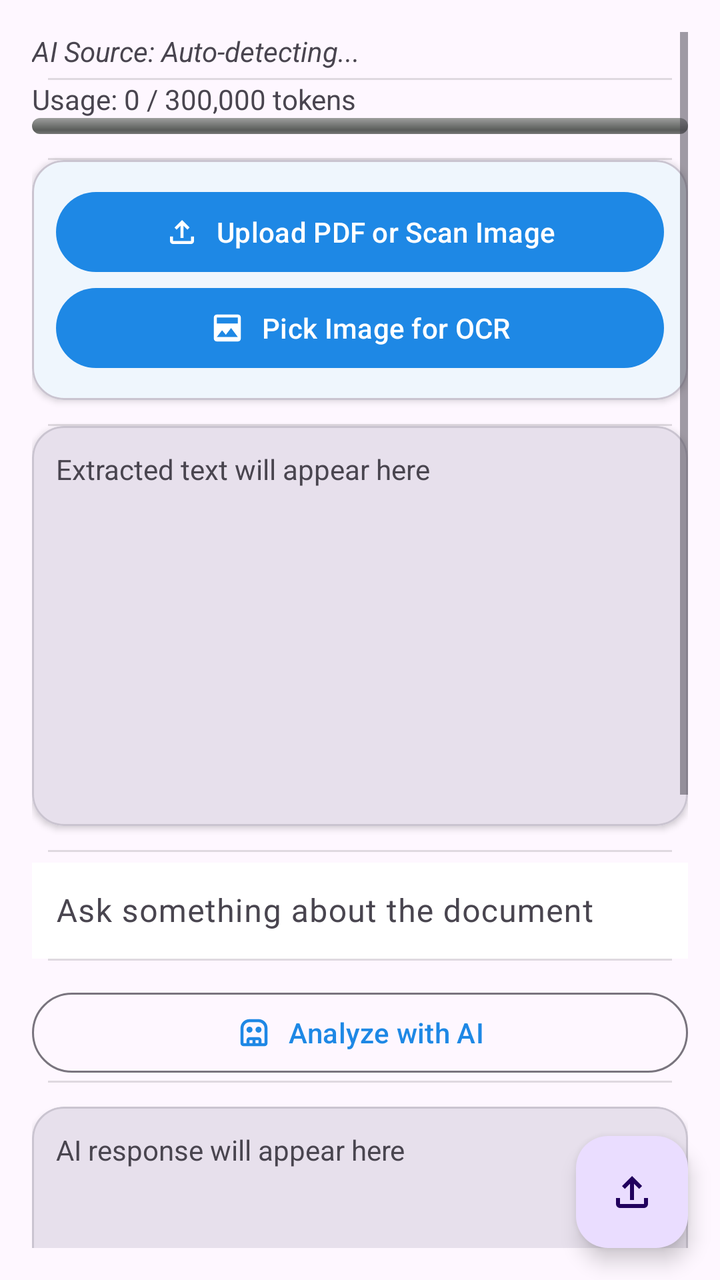
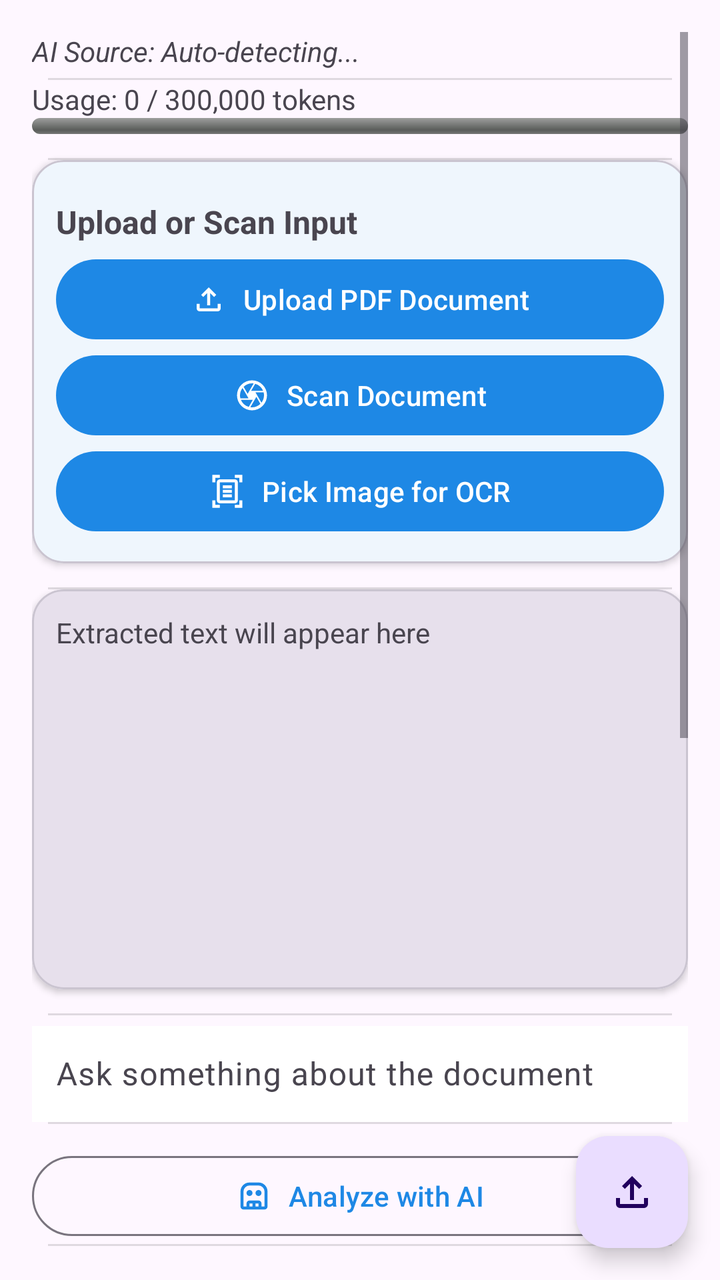

Compare the two renders of this Android layout. The source of the first and the diff that turns it into the second are given below.
<!-- AndroidManifest.xml: application theme Theme.SmartDocAI -->
<!-- res/layout/fragment_tools.xml -->
<?xml version="1.0" encoding="utf-8"?>
<androidx.coordinatorlayout.widget.CoordinatorLayout
    xmlns:android="http://schemas.android.com/apk/res/android"
    xmlns:app="http://schemas.android.com/apk/res-auto"
    android:layout_width="match_parent"
    android:layout_height="match_parent">

    <ScrollView
        android:layout_width="match_parent"
        android:layout_height="match_parent"
        android:padding="16dp">

        <LinearLayout
            android:orientation="vertical"
            android:layout_width="match_parent"
            android:layout_height="wrap_content"
            android:divider="?android:attr/dividerHorizontal"
            android:showDividers="middle"
            android:dividerPadding="8dp">

            
            <TextView
                android:id="@+id/tvAiSource"
                android:layout_width="match_parent"
                android:layout_height="wrap_content"
                android:text="AI Source: Auto-detecting..."
                android:textStyle="italic"
                android:textColor="?android:attr/textColorSecondary"
                android:paddingBottom="4dp" />

            <LinearLayout
                android:id="@+id/usageContainer"
                android:layout_width="match_parent"
                android:layout_height="wrap_content"
                android:orientation="vertical"
                android:paddingBottom="12dp">

                <TextView
                    android:id="@+id/tvUsageText"
                    android:layout_width="match_parent"
                    android:layout_height="wrap_content"
                    android:text="Usage: 0 / 300,000 tokens"
                    android:textSize="14sp" />

                <ProgressBar
                    android:id="@+id/usageProgressBar"
                    style="@android:style/Widget.ProgressBar.Horizontal"
                    android:layout_width="match_parent"
                    android:layout_height="8dp"
                    android:progress="0"
                    android:progressTint="?attr/colorPrimary"
                    android:indeterminate="false" />
            </LinearLayout>

            
            <com.google.android.material.card.MaterialCardView
                android:layout_width="match_parent"
                android:layout_height="wrap_content"
                android:layout_marginBottom="12dp"
                app:cardCornerRadius="16dp"
                app:cardElevation="2dp">

                <LinearLayout
                    android:layout_width="match_parent"
                    android:layout_height="wrap_content"
                    android:orientation="vertical"
                    android:padding="12dp">

                    <com.google.android.material.button.MaterialButton
                        android:id="@+id/selectPdfButton"
                        android:layout_width="match_parent"
                        android:layout_height="wrap_content"
                        android:text="Upload PDF or Scan Image"
                        app:icon="@drawable/ic_upload"
                        app:iconPadding="8dp"
                        app:iconGravity="textStart" />

                    <com.google.android.material.button.MaterialButton
                        android:id="@+id/btnPickImage"
                        android:layout_width="match_parent"
                        android:layout_height="wrap_content"
                        android:text="Pick Image for OCR"
                        app:icon="@drawable/ic_image"
                        app:iconPadding="8dp"
                        app:iconGravity="textStart" />
                </LinearLayout>
            </com.google.android.material.card.MaterialCardView>

            
            <com.google.android.material.card.MaterialCardView
                android:layout_width="match_parent"
                android:layout_height="wrap_content"
                app:cardCornerRadius="16dp"
                app:cardElevation="2dp"
                android:layout_marginBottom="12dp">

                <com.google.android.material.textview.MaterialTextView
                    android:id="@+id/pdfTextDisplay"
                    android:layout_width="match_parent"
                    android:layout_height="200dp"
                    android:padding="12dp"
                    android:text="Extracted text will appear here"
                    android:scrollbars="vertical"
                    android:background="?attr/colorSurfaceVariant" />
            </com.google.android.material.card.MaterialCardView>

            
            <com.google.android.material.textfield.TextInputLayout
                android:layout_width="match_parent"
                android:layout_height="wrap_content"
                android:hint="Ask something about the document">

                <com.google.android.material.textfield.TextInputEditText
                    android:id="@+id/promptInput"
                    android:layout_width="match_parent"
                    android:layout_height="wrap_content"
                    android:minHeight="48dp"
                    android:padding="12dp"
                    android:inputType="text"
                    android:imeOptions="actionDone"
                    android:textColorHint="?android:attr/textColorHint"
                    android:textColor="?android:attr/textColorPrimary"
                    android:background="?attr/colorSurface" />
            </com.google.android.material.textfield.TextInputLayout>

            
            <com.google.android.material.button.MaterialButton
                android:id="@+id/analyzeButton"
                android:layout_width="match_parent"
                android:layout_height="wrap_content"
                android:text="Analyze with AI"
                app:icon="@drawable/ic_robot"
                app:iconPadding="8dp"
                app:iconGravity="textStart"
                style="?attr/materialButtonOutlinedStyle"
                android:layout_marginTop="12dp" />

            
            <com.google.android.material.card.MaterialCardView
                android:layout_width="match_parent"
                android:layout_height="wrap_content"
                app:cardCornerRadius="16dp"
                app:cardElevation="2dp"
                android:layout_marginTop="12dp"
                android:layout_marginBottom="12dp">

                <com.google.android.material.textview.MaterialTextView
                    android:id="@+id/aiResponseDisplay"
                    android:layout_width="match_parent"
                    android:layout_height="200dp"
                    android:padding="12dp"
                    android:text="AI response will appear here"
                    android:scrollbars="vertical"
                    android:background="?attr/colorSurfaceVariant" />
            </com.google.android.material.card.MaterialCardView>

            
            <TextView
                android:layout_width="wrap_content"
                android:layout_height="wrap_content"
                android:text="Export Options"
                android:textStyle="bold"
                android:paddingTop="4dp"
                android:paddingBottom="4dp"/>

            <com.google.android.material.checkbox.MaterialCheckBox
                android:id="@+id/includeDocumentText"
                android:layout_width="wrap_content"
                android:layout_height="wrap_content"
                android:text="Include Extracted Text"
                android:checked="true" />

            <com.google.android.material.checkbox.MaterialCheckBox
                android:id="@+id/includeAIResponse"
                android:layout_width="wrap_content"
                android:layout_height="wrap_content"
                android:text="Include AI Response"
                android:checked="true" />

            <LinearLayout
                android:layout_width="match_parent"
                android:layout_height="wrap_content"
                android:orientation="horizontal"
                android:gravity="center"
                android:paddingTop="8dp"
                android:weightSum="3">

                <com.google.android.material.button.MaterialButton
                    android:id="@+id/btnExportTxt"
                    android:layout_weight="1"
                    android:layout_width="0dp"
                    android:layout_height="wrap_content"
                    android:text="TXT"
                    app:icon="@drawable/ic_text"/>

                <com.google.android.material.button.MaterialButton
                    android:id="@+id/btnExportPdf"
                    android:layout_weight="1"
                    android:layout_width="0dp"
                    android:layout_height="wrap_content"
                    android:text="PDF"
                    app:icon="@drawable/ic_pdf"/>

                <com.google.android.material.button.MaterialButton
                    android:id="@+id/btnExportShare"
                    android:layout_weight="1"
                    android:layout_width="0dp"
                    android:layout_height="wrap_content"
                    android:text="Share"
                    app:icon="@drawable/ic_share"/>
            </LinearLayout>
   
            
            <com.google.android.material.button.MaterialButton
                android:id="@+id/btnOpenAIChat"
                android:layout_width="match_parent"
                android:layout_height="wrap_content"
                android:text="Chat with AI"
                android:layout_marginTop="16dp"
                app:icon="@drawable/ic_chat"
                app:iconPadding="8dp"
                app:iconGravity="textStart" />

        </LinearLayout>
    </ScrollView>

    
    <com.google.android.material.floatingactionbutton.FloatingActionButton
        android:id="@+id/fabUploadScan"
        android:layout_width="wrap_content"
        android:layout_height="wrap_content"
        android:layout_gravity="bottom|end"
        android:layout_margin="16dp"
        android:contentDescription="Quick Upload or Scan"
        app:srcCompat="@drawable/ic_upload" />

</androidx.coordinatorlayout.widget.CoordinatorLayout>
<!-- resources referenced by this layout -->
<resources>
  <!-- drawable ic_chat (drawable) -->
  <vector xmlns:android="http://schemas.android.com/apk/res/android"
      android:width="24dp"
      android:height="24dp"
      android:viewportWidth="24"
      android:viewportHeight="24">
      <path
          android:fillColor="#FF000000"
          android:pathData="M4,2h16c1.1,0 2,0.9 2,2v14c0,1.1 -0.9,2 -2,2H6l-4,4V4c0,-1.1 0.9,-2 2,-2z" />
  </vector>
  <!-- drawable ic_image (drawable) -->
  <vector xmlns:android="http://schemas.android.com/apk/res/android"
      android:width="24dp"
      android:height="24dp"
      android:viewportWidth="24"
      android:viewportHeight="24">
      <path
          android:fillColor="#FF000000"
          android:pathData="M21,19V5c0,-1.1 -0.9,-2 -2,-2H5c-1.1,0 -2,0.9 -2,2v14c0,1.1 0.9,2 2,2h14c1.1,0 2,-0.9 2,-2zM8.5,13.5l2.5,3.01L14.5,12l4.5,6H5l3.5,-4.5zM5,5h14v4H5V5z" />
  </vector>
  <!-- drawable ic_upload (drawable) -->
  <vector xmlns:android="http://schemas.android.com/apk/res/android"
      android:width="24dp"
      android:height="24dp"
      android:viewportWidth="960"
      android:viewportHeight="960">
    <path
        android:pathData="M440,640v-326L336,418l-56,-58 200,-200 200,200 -56,58 -104,-104v326h-80ZM240,800q-33,0 -56.5,-23.5T160,720v-120h80v120h480v-120h80v120q0,33 -23.5,56.5T720,800L240,800Z"
        android:fillColor="#1f1f1f"/>
  </vector>
  <color name="colorPrimary">#1E88E5</color>
  <color name="colorOnPrimary">#FFFFFF</color>
  <color name="colorSecondary">#00E5FF</color>
  <color name="colorOnSecondary">#000000</color>
  <color name="colorOnBackground">#121212</color>
  <color name="colorSurface">#FFFFFF</color>
  <color name="colorOnSurface">#121212</color>
  <color name="colorError">#B00020</color>
  <color name="colorOnError">#FFFFFF</color>
  <!-- unchanged entries left out for length: 5 -->
</resources>

<!-- the commit's change to res/layout/fragment_tools.xml (unified diff, before → after) -->
@@ -2,6 +2,7 @@
 <androidx.coordinatorlayout.widget.CoordinatorLayout
     xmlns:android="http://schemas.android.com/apk/res/android"
     xmlns:app="http://schemas.android.com/apk/res-auto"
+    android:fitsSystemWindows="true"
     android:layout_width="match_parent"
     android:layout_height="match_parent">
 
@@ -66,14 +67,38 @@
                     android:orientation="vertical"
                     android:padding="12dp">
 
+                    <TextView
+                        android:layout_width="wrap_content"
+                        android:layout_height="wrap_content"
+                        android:text="Upload or Scan Input"
+                        android:textStyle="bold"
+                        android:textSize="16sp"
+                        android:paddingTop="8dp"
+                        android:paddingBottom="4dp"/>
+
                     <com.google.android.material.button.MaterialButton
                         android:id="@+id/selectPdfButton"
                         android:layout_width="match_parent"
                         android:layout_height="wrap_content"
-                        android:text="Upload PDF or Scan Image"
+                        android:text="Upload PDF Document"
                         app:icon="@drawable/ic_upload"
                         app:iconPadding="8dp"
-                        app:iconGravity="textStart" />
+                        app:iconGravity="textStart"
+                        android:showDividers="middle"
+                        android:divider="?android:attr/dividerHorizontal"
+                        android:dividerPadding="8dp"/>
+
+                    <com.google.android.material.button.MaterialButton
+                        android:id="@+id/btnScanDocument"
+                        android:layout_width="match_parent"
+                        android:layout_height="wrap_content"
+                        android:text="Scan Document"
+                        app:icon="@drawable/ic_camera"
+                        app:iconPadding="8dp"
+                        app:iconGravity="textStart"
+                        android:showDividers="middle"
+                        android:divider="?android:attr/dividerHorizontal"
+                        android:dividerPadding="8dp"/>
 
                     <com.google.android.material.button.MaterialButton
                         android:id="@+id/btnPickImage"
@@ -82,7 +107,12 @@
                         android:text="Pick Image for OCR"
                         app:icon="@drawable/ic_image"
                         app:iconPadding="8dp"
-                        app:iconGravity="textStart" />
+                        app:iconGravity="textStart"
+                        android:showDividers="middle"
+                        android:divider="?android:attr/dividerHorizontal"
+                        android:dividerPadding="8dp"/>
+
+
                 </LinearLayout>
             </com.google.android.material.card.MaterialCardView>
 
@@ -222,6 +252,7 @@
                 app:iconGravity="textStart" />
 
         </LinearLayout>
+
     </ScrollView>
 
     
<!-- resource entries referenced after the edit -->
@@ -1,5 +1,11 @@
 <!-- resources referenced by this layout -->
 <resources>
+  <!-- drawable ic_camera (drawable) -->
+  <vector xmlns:android="http://schemas.android.com/apk/res/android" android:height="24dp" android:tint="#000000" android:viewportHeight="960" android:viewportWidth="960" android:width="24dp">
+        
+      <path android:fillColor="@android:color/white" android:pathData="M456,360L776,360Q749,291 693.5,241.5Q638,192 566,172L456,360ZM364,440L524,164Q513,162 502,161Q491,160 480,160Q414,160 357,185Q300,210 256,252L364,440ZM170,560L388,560L228,284Q196,325 178,374.5Q160,424 160,480Q160,501 162.5,520.5Q165,540 170,560ZM394,788L502,600L184,600Q211,669 266.5,718.5Q322,768 394,788ZM480,800Q546,800 603,775Q660,750 704,708L596,520L436,796Q447,798 457.5,799Q468,800 480,800ZM732,676Q764,635 782,585.5Q800,536 800,480Q800,459 797.5,439.5Q795,420 790,400L572,400L732,676ZM480,480Q480,480 480,480Q480,480 480,480Q480,480 480,480Q480,480 480,480Q480,480 480,480Q480,480 480,480Q480,480 480,480Q480,480 480,480Q480,480 480,480Q480,480 480,480Q480,480 480,480Q480,480 480,480Q480,480 480,480Q480,480 480,480Q480,480 480,480Q480,480 480,480ZM480,880Q398,880 325,848.5Q252,817 197.5,762.5Q143,708 111.5,635Q80,562 80,480Q80,397 111.5,324.5Q143,252 197.5,197.5Q252,143 325,111.5Q398,80 480,80Q563,80 635.5,111.5Q708,143 762.5,197.5Q817,252 848.5,324.5Q880,397 880,480Q880,562 848.5,635Q817,708 762.5,762.5Q708,817 635.5,848.5Q563,880 480,880Z"/>
+      
+  </vector>
   <!-- drawable ic_chat (drawable) -->
   <vector xmlns:android="http://schemas.android.com/apk/res/android"
       android:width="24dp"
@@ -11,14 +17,10 @@
           android:pathData="M4,2h16c1.1,0 2,0.9 2,2v14c0,1.1 -0.9,2 -2,2H6l-4,4V4c0,-1.1 0.9,-2 2,-2z" />
   </vector>
   <!-- drawable ic_image (drawable) -->
-  <vector xmlns:android="http://schemas.android.com/apk/res/android"
-      android:width="24dp"
-      android:height="24dp"
-      android:viewportWidth="24"
-      android:viewportHeight="24">
-      <path
-          android:fillColor="#FF000000"
-          android:pathData="M21,19V5c0,-1.1 -0.9,-2 -2,-2H5c-1.1,0 -2,0.9 -2,2v14c0,1.1 0.9,2 2,2h14c1.1,0 2,-0.9 2,-2zM8.5,13.5l2.5,3.01L14.5,12l4.5,6H5l3.5,-4.5zM5,5h14v4H5V5z" />
+  <vector xmlns:android="http://schemas.android.com/apk/res/android" android:height="24dp" android:tint="#000000" android:viewportHeight="960" android:viewportWidth="960" android:width="24dp">
+        
+      <path android:fillColor="@android:color/white" android:pathData="M80,240L80,40L280,40L280,120L160,120L160,240L80,240ZM800,240L800,120L680,120L680,40L880,40L880,240L800,240ZM80,920L80,720L160,720L160,840L280,840L280,920L80,920ZM680,920L680,840L800,840L800,720L880,720L880,920L680,920ZM280,720Q280,720 280,720Q280,720 280,720L680,720Q680,720 680,720Q680,720 680,720L680,240Q680,240 680,240Q680,240 680,240L280,240Q280,240 280,240Q280,240 280,240L280,720ZM280,800Q247,800 223.5,776.5Q200,753 200,720L200,240Q200,207 223.5,183.5Q247,160 280,160L680,160Q713,160 736.5,183.5Q760,207 760,240L760,720Q760,753 736.5,776.5Q713,800 680,800L280,800ZM360,400L600,400L600,320L360,320L360,400ZM360,520L600,520L600,440L360,440L360,520ZM360,640L600,640L600,560L360,560L360,640ZM280,720L280,240Q280,240 280,240Q280,240 280,240L280,240Q280,240 280,240Q280,240 280,240L280,720Q280,720 280,720Q280,720 280,720L280,720Q280,720 280,720Q280,720 280,720Z"/>
+      
   </vector>
   <!-- drawable ic_upload (drawable) -->
   <vector xmlns:android="http://schemas.android.com/apk/res/android"
